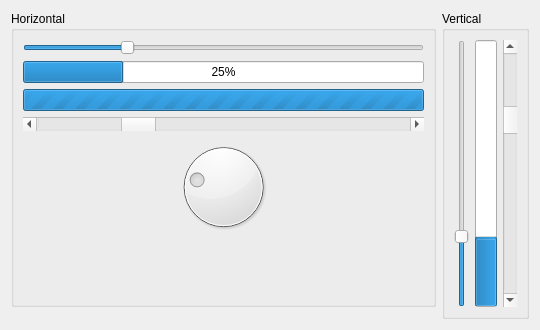
Above: kstyles/oxygen/demo/ui/oxygensliderdemowidget.ui from mgottschlag/kwin-tiling before the change. Below: the same form after it.
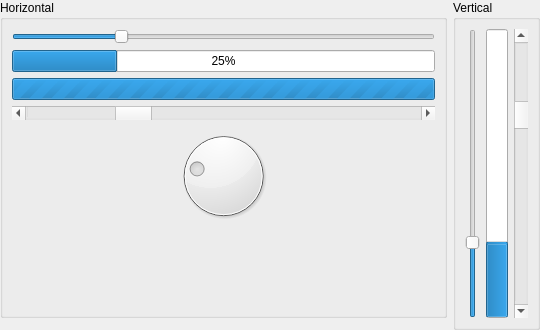
That is the form after the change.

Patch:
```diff
--- a/kstyles/oxygen/demo/ui/oxygensliderdemowidget.ui
+++ b/kstyles/oxygen/demo/ui/oxygensliderdemowidget.ui
@@ -11,6 +11,9 @@
    </rect>
   </property>
   <layout class="QGridLayout" name="gridLayout">
+   <property name="margin">
+    <number>0</number>
+   </property>
    <item row="0" column="0">
     <widget class="QGroupBox" name="groupBox">
      <property name="title">
@@ -46,7 +49,7 @@
          <number>0</number>
         </property>
         <property name="value">
-         <number>10639</number>
+         <number>10715</number>
         </property>
        </widget>
       </item>
```
